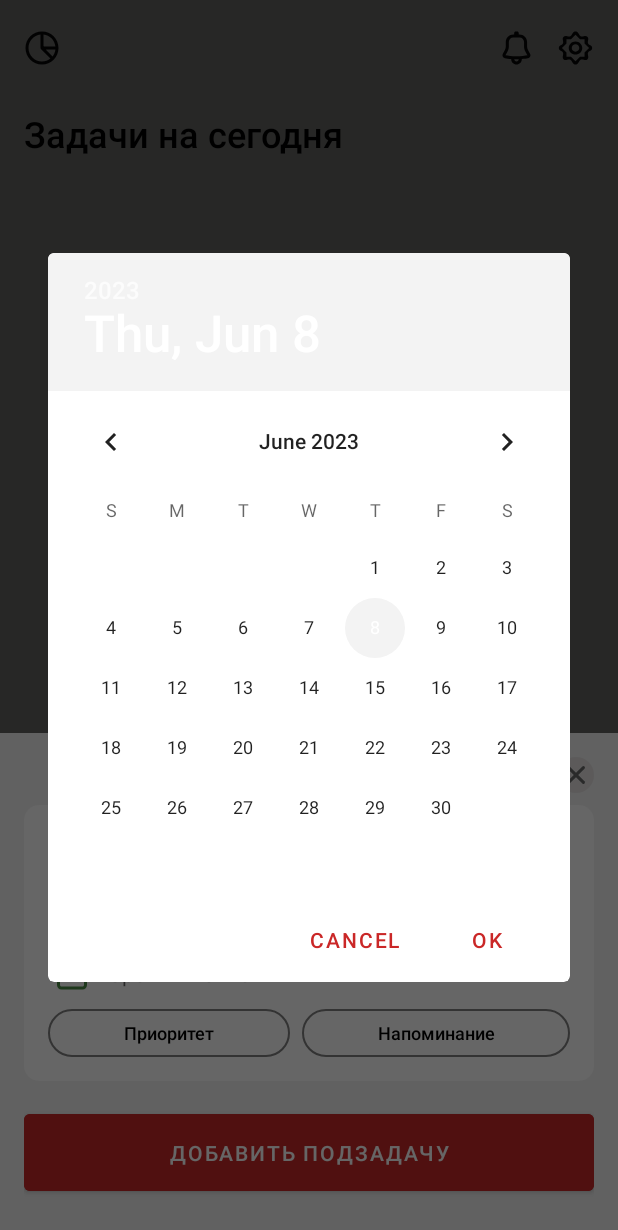
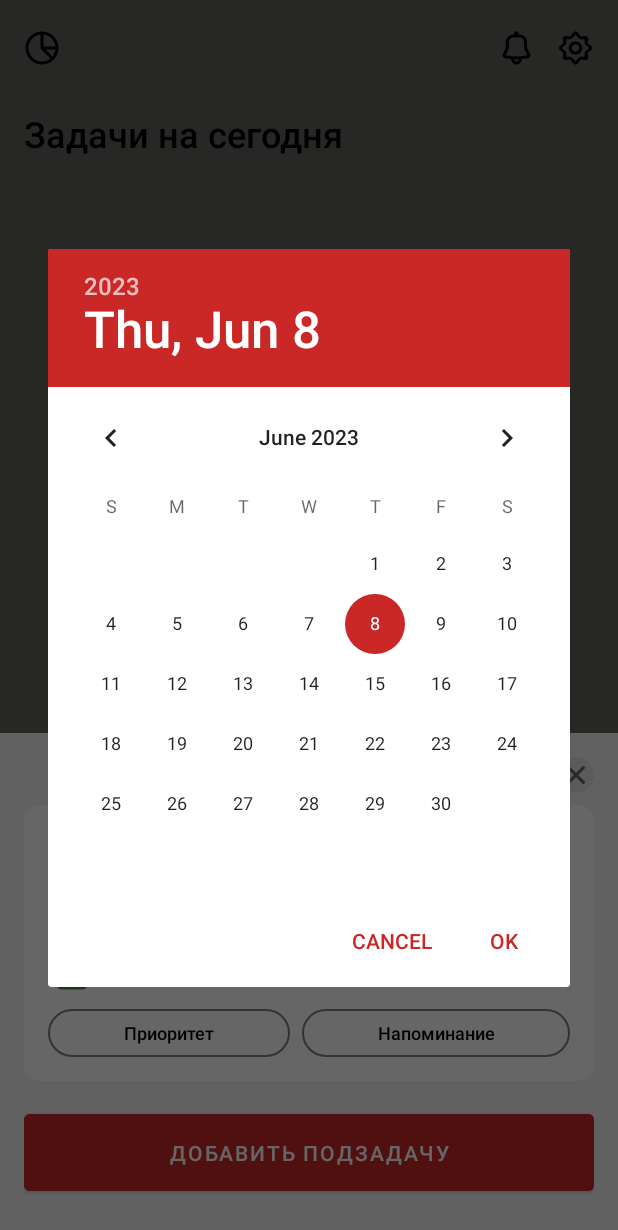
Before and after one commit to MKritskiy/CocoDo, an Android app: the fragment DetailsTaskFragment placed in its activity, after a tap on an icon or button, on a phone screen of 412 x 824 dp. Shown: the top 1230 px of the screen. Run offline under Robolectric (Android 15) with nearby library versions, the phone set to English and light mode, and no system bars; our stand-ins replace Room's generated code; 6 statements that could not run were skipped.

Commit message:
beta 0.0.9

```diff
--- a/app/src/main/java/com/example/cocodo/ui/fragments/AddTaskFragment.java
+++ b/app/src/main/java/com/example/cocodo/ui/fragments/AddTaskFragment.java
@@ -9,6 +9,7 @@ import android.graphics.Color;
 import android.graphics.drawable.ColorDrawable;
 import android.os.Bundle;
 import android.text.format.DateFormat;
+import android.view.ContextThemeWrapper;
 import android.view.Gravity;
 import android.view.KeyEvent;
 import android.view.LayoutInflater;
@@ -103,7 +104,7 @@ public class AddTaskFragment
                 month = calendar.get(Calendar.MONTH);
                 day = calendar.get(Calendar.DAY_OF_MONTH);
 
-                DatePickerDialog datePickerDialog = new DatePickerDialog(getContext(),AddTaskFragment.this,
+                DatePickerDialog datePickerDialog = new DatePickerDialog(getContext(), R.style.DatePickerTheme,AddTaskFragment.this,
                         year, month, day);
                 datePickerDialog.show();
             }
@@ -166,7 +167,8 @@ public class AddTaskFragment
         hour = calendar.get(Calendar.HOUR_OF_DAY);
         minute = calendar.get(Calendar.MINUTE);
 
-        TimePickerDialog timePickerDialog = new TimePickerDialog(getContext(), AddTaskFragment.this,
+        ContextThemeWrapper themedContext = new ContextThemeWrapper(getContext(), R.style.RedTimePickerTheme);
+        TimePickerDialog timePickerDialog = new TimePickerDialog(themedContext, AddTaskFragment.this,
                 hour, minute, DateFormat.is24HourFormat(getContext()));
         timePickerDialog.show();
     }
--- a/app/src/main/java/com/example/cocodo/ui/fragments/DetailsTaskFragment.java
+++ b/app/src/main/java/com/example/cocodo/ui/fragments/DetailsTaskFragment.java
@@ -12,6 +12,7 @@ import android.os.Bundle;
 import android.os.Handler;
 import android.text.format.DateFormat;
 import android.util.Log;
+import android.view.ContextThemeWrapper;
 import android.view.Gravity;
 import android.view.KeyEvent;
 import android.view.LayoutInflater;
@@ -304,7 +305,7 @@ public class DetailsTaskFragment extends DialogFragment
                 month = calendar.get(Calendar.MONTH);
                 day = calendar.get(Calendar.DAY_OF_MONTH);
 
-                DatePickerDialog datePickerDialog = new DatePickerDialog(getContext(), DetailsTaskFragment.this,
+                DatePickerDialog datePickerDialog = new DatePickerDialog(getContext(), R.style.DatePickerTheme,DetailsTaskFragment.this,
                         year, month, day);
                 datePickerDialog.show();
             }
@@ -516,7 +517,8 @@ public class DetailsTaskFragment extends DialogFragment
         hour = calendar.get(Calendar.HOUR_OF_DAY);
         minute = calendar.get(Calendar.MINUTE);
 
-        TimePickerDialog timePickerDialog = new TimePickerDialog(getContext(), DetailsTaskFragment.this,
+        ContextThemeWrapper themedContext = new ContextThemeWrapper(getContext(), R.style.RedTimePickerTheme);
+        TimePickerDialog timePickerDialog = new TimePickerDialog(themedContext, DetailsTaskFragment.this,
                 hour, minute, DateFormat.is24HourFormat(getContext()));
         timePickerDialog.show();
     }
--- /dev/null
+++ b/app/src/main/res/drawable/custom_bordered_ripple.xml
@@ -0,0 +1,10 @@
+<?xml version="1.0" encoding="utf-8"?>
+<ripple xmlns:android="http://schemas.android.com/apk/res/android"
+    android:color="@color/riple_color">
+    <item>
+        <shape android:shape="rectangle">
+            <corners android:radius="10dp" />
+            <solid android:color="@color/white" />
+        </shape>
+    </item>
+</ripple>
--- a/app/src/main/res/layout/list_item.xml
+++ b/app/src/main/res/layout/list_item.xml
@@ -2,8 +2,8 @@
     xmlns:app="http://schemas.android.com/apk/res-auto"
     android:layout_width="match_parent"
     android:layout_height="wrap_content"
-    android:background="@drawable/rounded_corners"
-    android:padding="16dp">
+    android:padding="16dp"
+    android:background="@drawable/custom_bordered_ripple">
 
     <CheckBox
         android:id="@+id/task_completing"
--- a/app/src/main/res/layout/productivity_fragment.xml
+++ b/app/src/main/res/layout/productivity_fragment.xml
@@ -42,7 +42,9 @@
         android:id="@+id/history_layout"
         android:layout_width="match_parent"
         android:layout_height="wrap_content"
-        android:padding="16dp">
+        android:padding="16dp"
+        android:background="@drawable/custom__ripple"
+        >
 
         <ImageView
             android:id="@+id/imageView"
--- a/app/src/main/res/layout/task_details_fragment.xml
+++ b/app/src/main/res/layout/task_details_fragment.xml
@@ -52,7 +52,7 @@
                 android:layout_width="0dp"
                 android:layout_height="wrap_content"
                 android:layout_marginTop="8dp"
-                android:background="@drawable/rounded_corners"
+                android:background="@drawable/custom_bordered_ripple"
                 android:orientation="vertical"
                 android:padding="16dp"
                 app:layout_constraintEnd_toEndOf="parent"
@@ -64,7 +64,7 @@
                     android:layout_width="match_parent"
                     android:layout_height="match_parent"
                     android:layout_marginBottom="8dp"
-                    android:background="@drawable/rounded_corners"
+                    android:background="@drawable/custom_bordered_ripple"
                     android:gravity="center_vertical">
 
                     <CheckBox
@@ -96,7 +96,7 @@
                     android:layout_width="match_parent"
                     android:layout_height="match_parent"
                     android:layout_marginBottom="8dp"
-                    android:background="@drawable/rounded_corners"
+                    android:background="@drawable/custom_bordered_ripple"
                     android:gravity="center_vertical">
 
                     <ImageView
@@ -125,7 +125,7 @@
                     android:layout_width="match_parent"
                     android:layout_height="match_parent"
                     android:layout_marginBottom="8dp"
-                    android:background="@drawable/rounded_corners"
+                    android:background="@drawable/custom_bordered_ripple"
                     android:gravity="center_vertical">
 
                     <ImageView
@@ -161,7 +161,7 @@
                     android:layout_width="match_parent"
                     android:layout_height="match_parent"
                     android:layout_marginBottom="8dp"
-                    android:background="@drawable/rounded_corners"
+                    android:background="@drawable/custom_bordered_ripple"
                     android:gravity="center_vertical">
 
                     <ImageView
@@ -201,7 +201,7 @@
 
                     <Button
                         android:id="@+id/details_priority_button"
-                        style="@style/Widget.Material3.Button"
+                        style="@style/ButtonStyle"
                         android:layout_width="wrap_content"
                         android:layout_height="32dp"
                         android:layout_marginEnd="8dp"
@@ -219,7 +219,7 @@
 
                     <Button
                         android:id="@+id/deadline_button2"
-                        style="@style/Widget.Material3.Button"
+                        style="@style/ButtonStyle"
                         android:layout_width="wrap_content"
                         android:layout_height="32dp"
                         android:layout_weight="1"
--- a/app/src/main/res/values/colors.xml
+++ b/app/src/main/res/values/colors.xml
@@ -8,6 +8,7 @@
     <color name="black">#FF000000</color>
     <color name="white">#FFFFFFFF</color>
     <color name="coco_red">#CA2727</color>
+    <color name="riple_color">#AEAEAE</color>
     <color name="back_gray">#F3F3F3</color>
     <color name="checked_color">#CA2727</color>
     <color name="unchecked_color">#FF000000</color>
--- a/app/src/main/res/values/styles.xml
+++ b/app/src/main/res/values/styles.xml
@@ -24,7 +24,22 @@
         <item name="android:stateListAnimator">@anim/checkbox_draw_anim</item>
     </style>
 
-    <style name="RedTimePickerTheme" parent="@style/Theme.AppCompat.Light.Dialog">
-        <item name="colorAccent">#FF0000</item>
+    <style name="RedTimePickerTheme" parent="@android:style/Widget.Material.Light.TimePicker">
+        <item name="android:timePickerMode">spinner</item>
+        <item name="colorAccent">@color/coco_red</item>
+        <item name="android:headerBackground">@color/coco_red</item>
+        <item name="android:numbersTextColor">#ff000000</item>
+        <item name="android:numbersBackgroundColor">#ffdddddd</item>
+        <item name="background">@color/back_gray</item>
+
     </style>
+    <style name="DatePickerTheme" parent="Theme.AppCompat.Light.Dialog">
+        <item name="colorAccent">@color/coco_red</item>
+        <item name="background">@color/back_gray</item>
+        <item name="colorOnPrimary">@color/coco_red</item>
+    </style>
+    <style name="ButtonStyle" parent="@style/Widget.Material3.Button.TonalButton">
+        <item name="rippleColor">@color/riple_color</item>
+    </style>
+
 </resources>
```
Also changed, not shown: app/src/main/java/com/example/cocodo/MainActivity.java (+15 -0 lines), app/src/main/res/drawable/custom__ripple.xml (added, +10 -0 lines).
